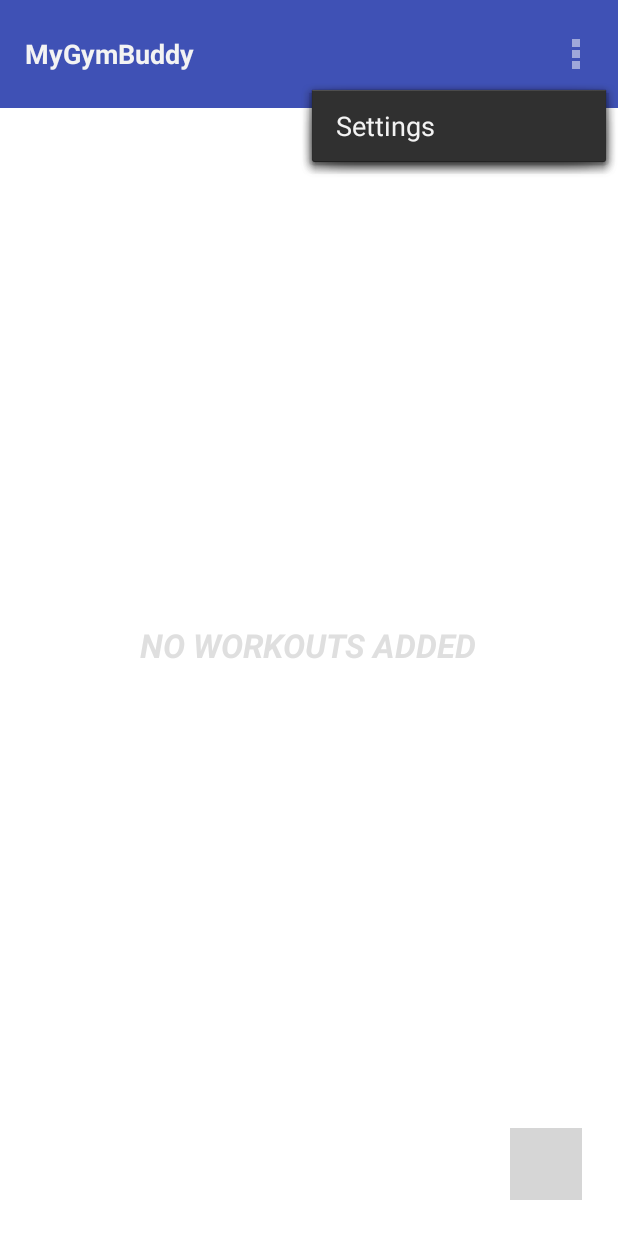
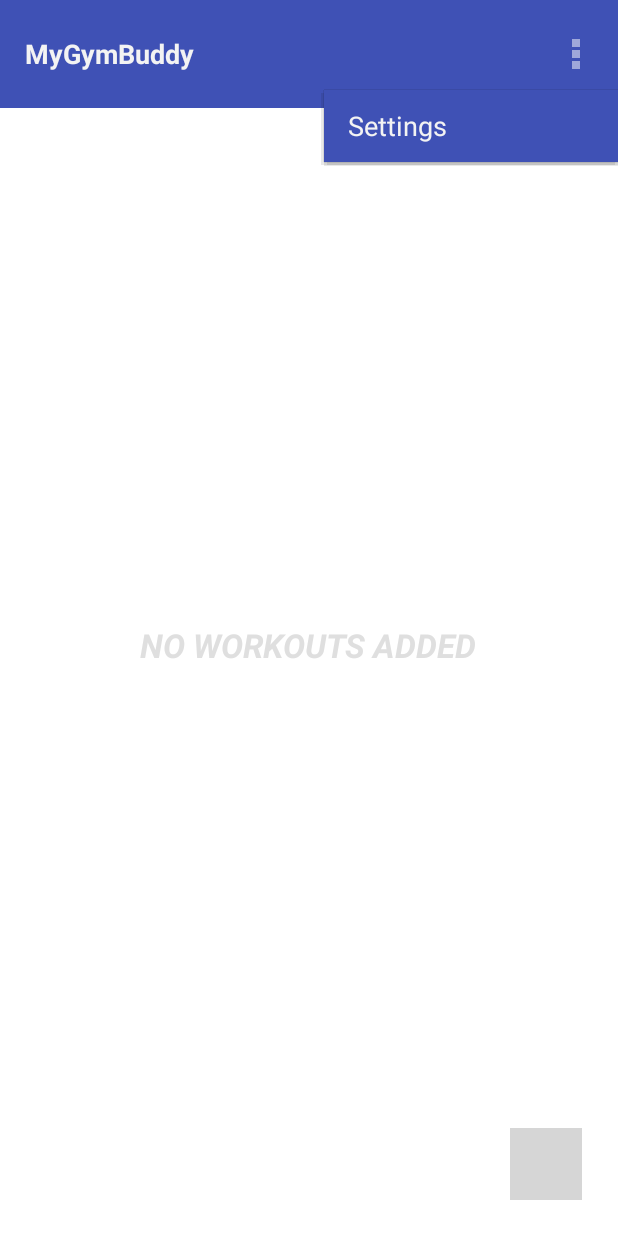
Before and after one commit to broskj/MyGymBuddy, an Android app: the screen it shows after launch (MainActivity), with the options menu open, on a phone screen of 412 x 824 dp. Run offline under Robolectric (Android 15) with nearby library versions, the phone set to English and light mode, and no system bars; grey boxes are pictures that could not be loaded.

Commit message:
changed background color for menus

```diff
--- a/app/src/main/res/values/styles.xml
+++ b/app/src/main/res/values/styles.xml
@@ -6,6 +6,7 @@
         <item name="android:actionBarStyle">@style/MaterialActionBar</item>
         <item name="android:alertDialogTheme">@style/MaterialAlertDialogTheme</item>
         <item name="android:windowBackground">@color/white</item>
+        <item name="android:popupMenuStyle">@style/MaterialPopupMenu</item>
     </style>
 
     <style name="MaterialActionBar" parent="@android:style/Widget.Holo.Light.ActionBar.Solid">
@@ -13,6 +14,7 @@
         <item name="android:titleTextStyle">@style/MaterialActionBar.Title</item>
         <item name="android:background">@color/material_blue</item>
         <item name="android:height">72dp</item>
+        <item name="android:popupBackground">@color/material_blue</item>
     </style>
 
     <style name="MaterialActionBar.Title" parent="@android:style/TextAppearance.Holo.Widget.ActionBar.Title">
@@ -28,4 +30,8 @@
         <item name="android:windowIsFloating">true</item>
     </style>
 
+    <style name="MaterialPopupMenu" parent="android:Widget.Holo.Light.PopupMenu">
+        <item name="android:popupBackground">@color/material_blue</item>
+    </style>
+
 </resources>
```
